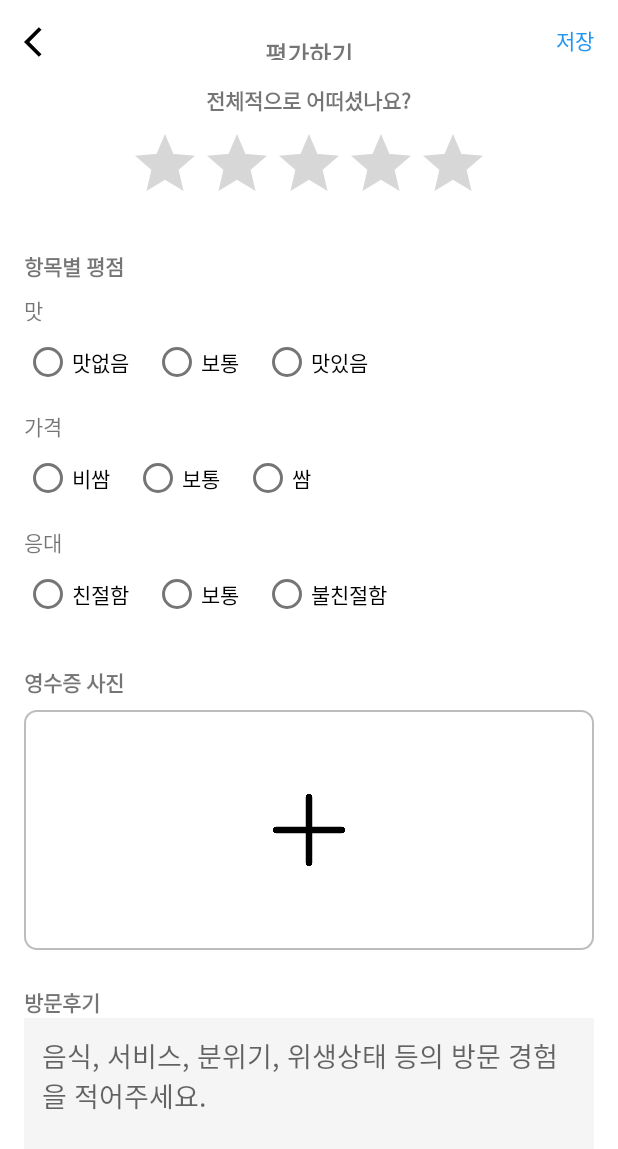
After one commit to gudwls47/Sever_project, an Android app: the fragment ReviewWriteFragment shown on its own in the app's theme, on a phone screen of 412 x 824 dp. The commit adds this screen. Shown: the top 1149 px of the screen. Run offline under Robolectric (Android 15) with nearby library versions, the phone set to English and light mode, and no system bars.

Commit message:
Add review writing feature and fix layout name typo

```diff
--- /dev/null
+++ b/app/src/main/java/com/example/server_project/ReviewWriteFragment.kt
@@ -0,0 +1,62 @@
+package com.example.server_project
+
+import android.os.Bundle
+import android.view.LayoutInflater
+import android.view.View
+import android.view.ViewGroup
+import android.widget.*
+import androidx.fragment.app.Fragment
+import com.example.server_project.R
+
+class ReviewWriteFragment : Fragment() {
+
+    override fun onCreateView(
+        inflater: LayoutInflater, container: ViewGroup?,
+        savedInstanceState: Bundle?
+    ): View? {
+        val view = inflater.inflate(R.layout.fragment_review, container, false)
+
+        val ratingBar = view.findViewById<RatingBar>(R.id.rating_overall)
+        val tasteGroup = view.findViewById<RadioGroup>(R.id.radio_taste)
+        val priceGroup = view.findViewById<RadioGroup>(R.id.radio_price)
+        val serviceGroup = view.findViewById<RadioGroup>(R.id.radio_service)
+        val receiptImage = view.findViewById<ImageView>(R.id.img_receipt)
+        val reviewEditText = view.findViewById<EditText>(R.id.et_review)
+        val saveButton = view.findViewById<TextView>(R.id.btn_save)
+        val backButton = view.findViewById<ImageView>(R.id.btn_back)
+
+        // 뒤로가기 버튼 클릭 시
+        backButton.setOnClickListener {
+            parentFragmentManager.popBackStack()
+        }
+
+        // 저장 버튼 클릭 시
+        saveButton.setOnClickListener {
+            val overallRating = ratingBar.rating
+            val tasteRating = getSelectedRating(tasteGroup)
+            val priceRating = getSelectedRating(priceGroup)
+            val serviceRating = getSelectedRating(serviceGroup)
+            val reviewText = reviewEditText.text.toString()
+
+            // TODO: 서버 전송 또는 로컬 저장 처리
+            Toast.makeText(requireContext(), "리뷰가 저장되었습니다", Toast.LENGTH_SHORT).show()
+
+            // 이전 화면으로 돌아가기
+            parentFragmentManager.popBackStack()
+        }
+
+        // 영수증 이미지 클릭 시
+        receiptImage.setOnClickListener {
+            Toast.makeText(requireContext(), "이미지 업로드 기능은 아직 구현되지 않았습니다.", Toast.LENGTH_SHORT).show()
+        }
+
+        return view
+    }
+
+    private fun getSelectedRating(group: RadioGroup): Int {
+        return when (group.checkedRadioButtonId) {
+            -1 -> 0 // 아무것도 선택 안 된 경우
+            else -> group.indexOfChild(group.findViewById(group.checkedRadioButtonId)) + 1
+        }
+    }
+}
--- a/app/src/main/res/layout/activity_main.xml
+++ b/app/src/main/res/layout/activity_main.xml
@@ -7,7 +7,6 @@
     android:orientation="vertical"
     tools:context=".MainActivity"
     tools:layout="@layout/fragment_home">
-
 
     <androidx.fragment.app.FragmentContainerView
         android:id="@+id/main_frm"
--- a/app/src/main/res/layout/ragment_review.xml
+++ b/app/src/main/res/layout/fragment_review.xml
@@ -17,6 +17,7 @@
             android:paddingBottom="16dp">
 
             <ImageView
+                android:id="@+id/btn_back"
                 android:layout_width="24dp"
                 android:layout_height="24dp"
                 android:src="@drawable/baseline_arrow_back_ios_24"
--- a/gradle/libs.versions.toml
+++ b/gradle/libs.versions.toml
@@ -1,5 +1,5 @@
 [versions]
-agp = "8.7.2"
+agp = "8.9.0"
 kotlin = "2.0.0"
 coreKtx = "1.15.0"
 junit = "4.13.2"
```
Also changed, not shown: app/src/main/java/com/example/server_project/StoreTabContentFragment.kt (+9 -0 lines), gradle/wrapper/gradle-wrapper.properties.
